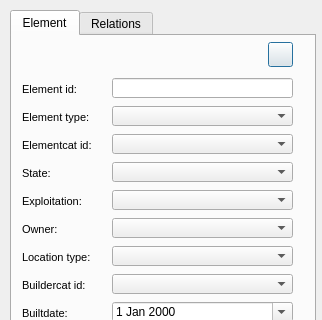
Old version of the form ui/add_element.ui in the repository Giswater/giswater_qgis_plugin; both pictures show x 0 to 322 and y 0 to 320 of the 322 by 606 pixel window.
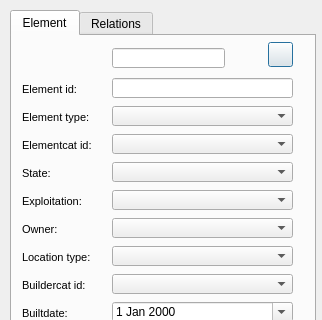
New version of the form. Icons and pictures are not drawn.

Commit message: #489 Bug fixed and add widget num_elements (wip)

```diff
--- a/ui/add_element.ui
+++ b/ui/add_element.ui
@@ -788,6 +788,16 @@
       </rect>
      </property>
     </widget>
+    <widget class="QLineEdit" name="num_elements">
+     <property name="geometry">
+      <rect>
+       <x>100</x>
+       <y>12</y>
+       <width>113</width>
+       <height>20</height>
+      </rect>
+     </property>
+    </widget>
    </widget>
    <widget class="QWidget" name="tab_2">
     <attribute name="title">
```
The commit also changes 1 other file.
